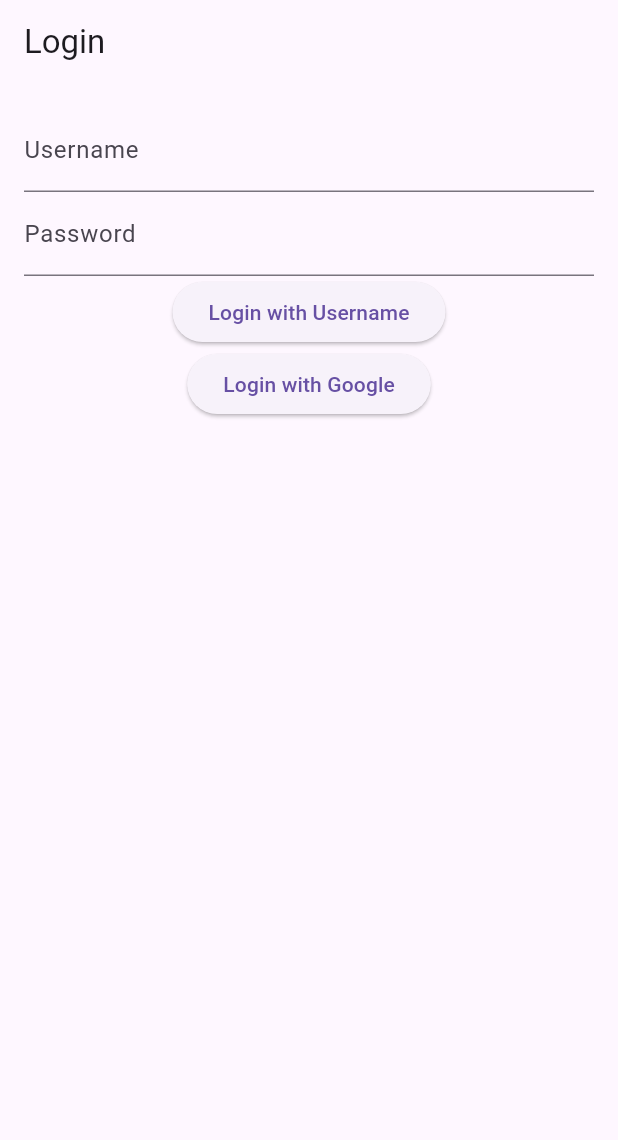
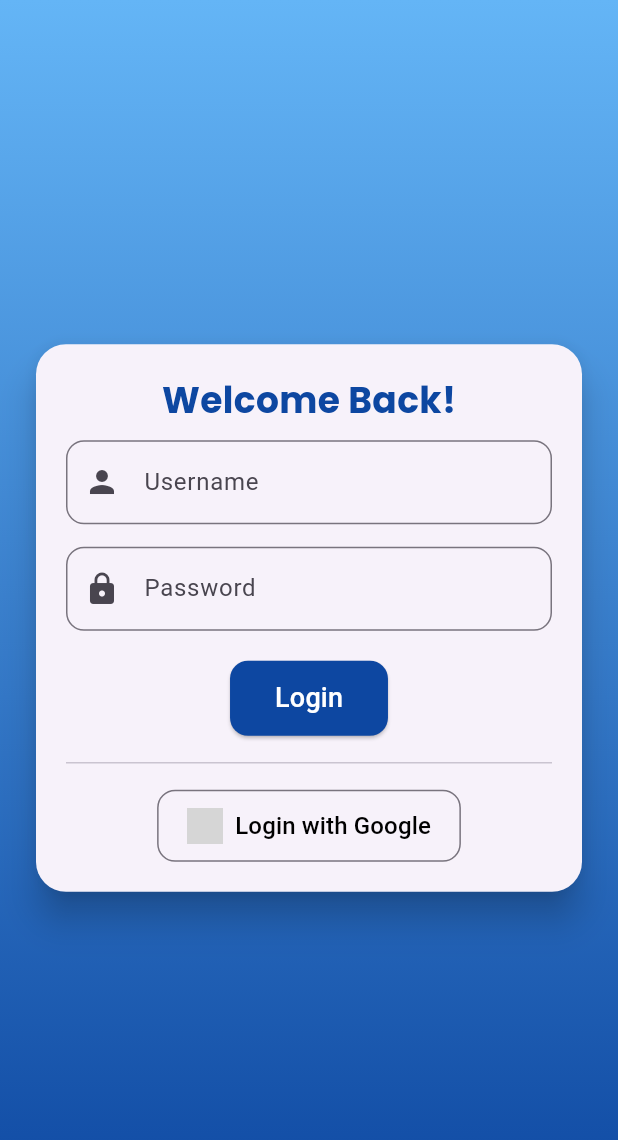
Before and after one commit to 1114nikhil/mpos, a Flutter app: the screen it shows after launch, on a phone screen of 412 x 824 dp. Shown: the top 1140 px of the screen. Run offline on Flutter 3.47's test engine with Material 3 defaults, Android fonts, the phone set to English and light mode, and no system bars; our stand-ins replace firebase_auth, firebase_core, google_fonts, google_sign_in, sqflite; accounts and stored records are empty; grey boxes are pictures that could not be loaded.

Commit message:
changes in login page

```diff
--- /dev/null
+++ b/devtools_options.yaml
@@ -0,0 +1,3 @@
+description: This file stores settings for Dart & Flutter DevTools.
+documentation: https://docs.flutter.dev/tools/devtools/extensions#configure-extension-enablement-states
+extensions:
--- a/lib/features/auth/presentation/screens/login_screen.dart
+++ b/lib/features/auth/presentation/screens/login_screen.dart
@@ -1,44 +1,114 @@
 import 'package:flutter/material.dart';
 import 'package:mpos/features/auth/presentation/blocs/auth_bloc.dart';
 import 'package:provider/provider.dart';
+import 'package:google_fonts/google_fonts.dart';
 
 class LoginScreen extends StatelessWidget {
   @override
   Widget build(BuildContext context) {
     return Scaffold(
-      appBar: AppBar(title: Text('Login')),
-      body: Padding(
-        padding: const EdgeInsets.all(16.0),
+      body: Container(
+        decoration: BoxDecoration(
+          gradient: LinearGradient(
+            colors: [Colors.blue.shade300, Colors.blue.shade900],
+            begin: Alignment.topCenter,
+            end: Alignment.bottomCenter,
+          ),
+        ),
+        child: Center(
+          child: Padding(
+            padding: const EdgeInsets.all(20.0),
+            child: Card(
+              elevation: 10,
+              shape: RoundedRectangleBorder(
+                borderRadius: BorderRadius.circular(20),
+              ),
+              child: Padding(
+                padding: const EdgeInsets.all(20.0),
                 child: Consumer<AuthBloc>(
                   builder: (context, authBloc, child) {
                     return Column(
+                      mainAxisSize: MainAxisSize.min,
                       children: [
+                        Text(
+                          "Welcome Back!",
+                          style: GoogleFonts.poppins(
+                            fontSize: 24,
+                            fontWeight: FontWeight.bold,
+                            color: Colors.blue.shade900,
+                          ),
+                        ),
+                        const SizedBox(height: 10),
                         TextField(
                           controller: authBloc.usernameController,
-                  decoration: InputDecoration(labelText: 'Username'),
+                          decoration: InputDecoration(
+                            labelText: 'Username',
+                            prefixIcon: Icon(Icons.person),
+                            border: OutlineInputBorder(
+                              borderRadius: BorderRadius.circular(12),
                             ),
+                          ),
+                        ),
+                        const SizedBox(height: 15),
                         TextField(
                           controller: authBloc.passwordController,
                           obscureText: true,
-                  decoration: InputDecoration(labelText: 'Password'),
+                          decoration: InputDecoration(
+                            labelText: 'Password',
+                            prefixIcon: Icon(Icons.lock),
+                            border: OutlineInputBorder(
+                              borderRadius: BorderRadius.circular(12),
                             ),
+                          ),
+                        ),
+                        const SizedBox(height: 20),
                         ElevatedButton(
                           onPressed: () {
                             authBloc.login(context);
                           },
-                  child: Text('Login with Username'),
+                          style: ElevatedButton.styleFrom(
+                            backgroundColor: Colors.blue.shade900,
+                            padding: EdgeInsets.symmetric(vertical: 12, horizontal: 30),
+                            shape: RoundedRectangleBorder(
+                              borderRadius: BorderRadius.circular(12),
                             ),
-                ElevatedButton(
+                          ),
+                          child: Text(
+                            'Login',
+                            style: TextStyle(fontSize: 18, color: Colors.white),
+                          ),
+                        ),
+                        const SizedBox(height: 10),
+                        Divider(),
+                        const SizedBox(height: 10),
+                        OutlinedButton.icon(
                           onPressed: () {
                             authBloc.loginWithGoogle(context);
                           },
-                  child: Text('Login with Google'),
+                          icon: Image.asset(
+                            'assets/google_logo.png',
+                            height: 24,
+                          ),
+                          label: Text(
+                            'Login with Google',
+                            style: TextStyle(fontSize: 16, color: Colors.black),
+                          ),
+                          style: OutlinedButton.styleFrom(
+                            padding: EdgeInsets.symmetric(vertical: 12, horizontal: 20),
+                            shape: RoundedRectangleBorder(
+                              borderRadius: BorderRadius.circular(12),
+                            ),
+                          ),
                         ),
                       ],
                     );
                   },
                 ),
               ),
+            ),
+          ),
+        ),
+      ),
     );
   }
 }
--- a/pubspec.yaml
+++ b/pubspec.yaml
@@ -42,6 +42,7 @@ dependencies:
   # Use with the CupertinoIcons class for iOS style icons.
   cupertino_icons: ^1.0.8
   google_sign_in: ^6.3.0
+  google_fonts: ^6.2.1
 
 dev_dependencies:
   flutter_test:
```
Also changed, not shown: pubspec.lock. Lines whose indentation alone changed are shown as unchanged.
